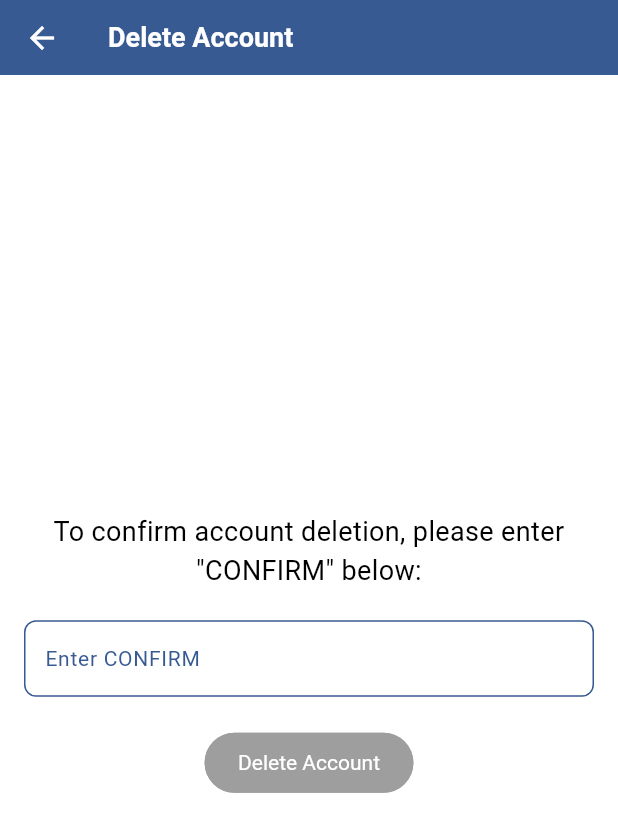
After one commit to rehan3100/dentalkey, a Flutter app: the AccountDeletionPage screen opened directly, on a phone screen of 412 x 824 dp. The commit adds this screen. Shown: the top 832 px of the screen. Run offline on Flutter 3.47's test engine with Material 3 defaults, Android fonts, the light colour scheme and no system bars; our stand-ins replace confetti, country_picker, device_info_plus, file_picker, fl_chart, flutter_countdown_timer and 12 more; missing offline and left inert: advertising_id, app_tracking_transparency, flutter_downloader, flutter_pdfview, flutter_windowmanager, jwt_decode and 1 more; accounts and stored records are empty.

Commit message:
Initial commit

```diff
--- /dev/null
+++ b/lib/delete_account.dart
@@ -0,0 +1,110 @@
+import 'package:dental_key/dental_portal/authentication/login_dental.dart';
+import 'package:flutter/material.dart';
+import 'package:http/http.dart' as http;
+import 'package:shared_preferences/shared_preferences.dart';
+import 'splash_screen.dart'; // Make sure to import the SplashScreen class
+
+class AccountDeletionPage extends StatefulWidget {
+  @override
+  _AccountDeletionPageState createState() => _AccountDeletionPageState();
+}
+
+class _AccountDeletionPageState extends State<AccountDeletionPage> {
+  bool _isDeleting = false;
+  String _confirmationText = '';
+  final TextEditingController _controller = TextEditingController();
+
+  Future<void> _deleteAccount() async {
+    setState(() {
+      _isDeleting = true;
+    });
+
+    final prefs = await SharedPreferences.getInstance();
+    final token = prefs.getString(
+        'accessToken'); // Ensure you use the correct key for access token
+
+    if (token == null) {
+      // Handle missing token
+      setState(() {
+        _isDeleting = false;
+      });
+      ScaffoldMessenger.of(context).showSnackBar(
+        SnackBar(content: Text('Authentication token not found.')),
+      );
+      return;
+    }
+
+    final response = await http.delete(
+      Uri.parse(
+          'https://dental-key-738b90a4d87a.herokuapp.com/users/api/delete-account/'),
+      headers: {
+        'Authorization': 'Bearer $token',
+      },
+    );
+
+    setState(() {
+      _isDeleting = false;
+    });
+
+    if (response.statusCode == 200) {
+      // Handle successful account deletion
+      await prefs.remove('accessToken');
+      await prefs.remove('refreshToken');
+      Navigator.of(context).pushReplacement(
+        MaterialPageRoute(builder: (context) => LoginDental()),
+      );
+    } else {
+      // Handle error
+      ScaffoldMessenger.of(context).showSnackBar(
+        SnackBar(
+            content: Text('Failed to delete account: ${response.statusCode}')),
+      );
+    }
+  }
+
+  @override
+  Widget build(BuildContext context) {
+    return Scaffold(
+      appBar: AppBar(
+        title: Text('Delete Account'),
+      ),
+      body: Center(
+        child: _isDeleting
+            ? CircularProgressIndicator()
+            : Padding(
+                padding: const EdgeInsets.all(16.0),
+                child: Column(
+                  mainAxisAlignment: MainAxisAlignment.center,
+                  children: [
+                    Text(
+                      'To confirm account deletion, please enter "CONFIRM" below:',
+                      textAlign: TextAlign.center,
+                      style: TextStyle(fontSize: 18),
+                    ),
+                    SizedBox(height: 20),
+                    TextField(
+                      controller: _controller,
+                      onChanged: (value) {
+                        setState(() {
+                          _confirmationText = value;
+                        });
+                      },
+                      decoration: InputDecoration(
+                        border: OutlineInputBorder(),
+                        labelText: 'Enter CONFIRM',
+                      ),
+                    ),
+                    SizedBox(height: 20),
+                    ElevatedButton(
+                      onPressed: _confirmationText == 'CONFIRM'
+                          ? _deleteAccount
+                          : null, // Disable button if text is not 'CONFIRM'
+                      child: Text('Delete Account'),
+                    ),
+                  ],
+                ),
+              ),
+      ),
+    );
+  }
+}
```
Also changed, not shown: lib/dental_portal/authentication/login_dental.dart (+35 -12 lines), lib/dental_portal/mainscreen/dental-account.dart (+13 -0 lines).
